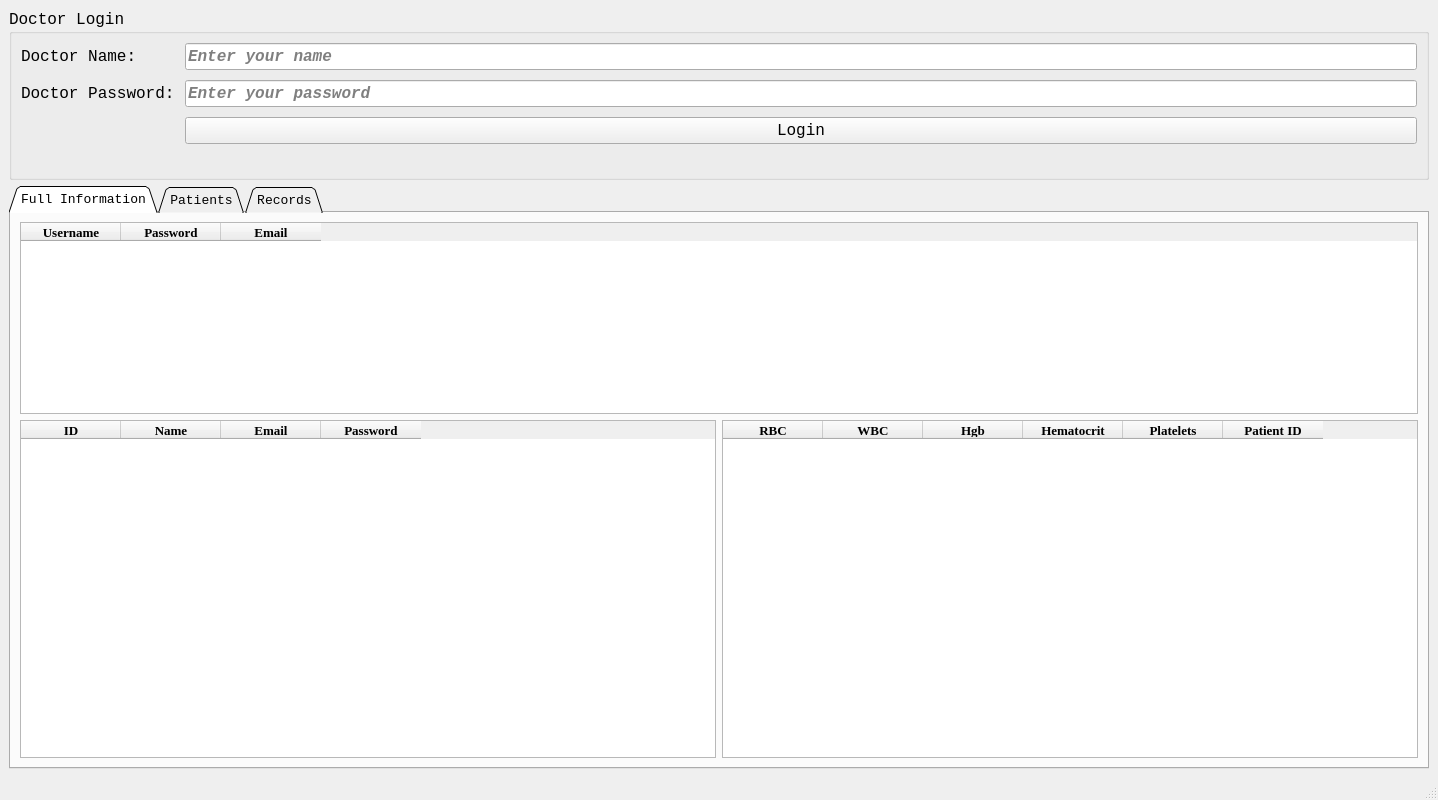
Qt form Doctor App/doctor_design.ui (mostafa20223/Network-Socket-Programming) before a commit.
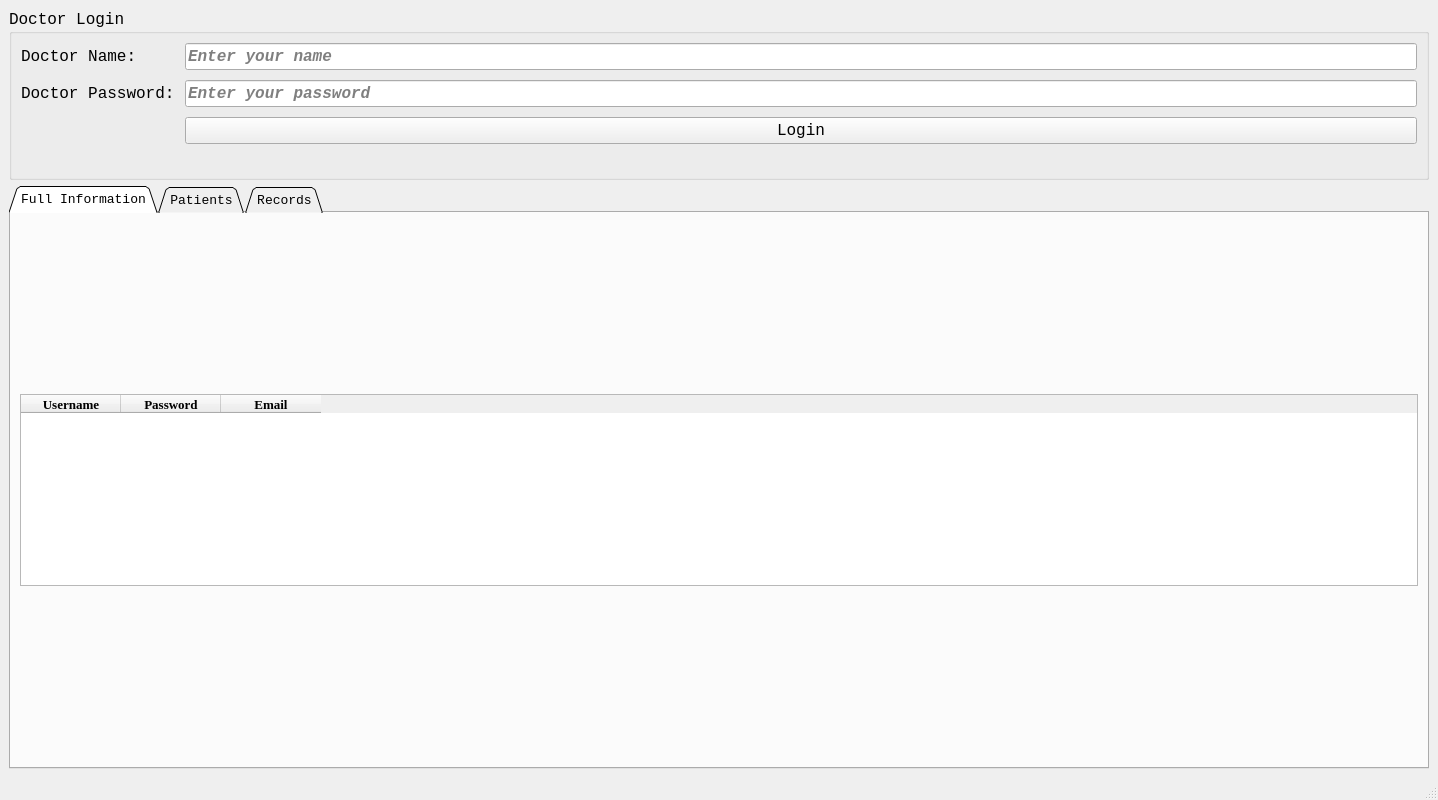
The same form after that commit.

Commit message: Doctor App

Patch:
```diff
--- a/Doctor App/doctor_design.ui
+++ b/Doctor App/doctor_design.ui
@@ -219,164 +219,6 @@
           </column>
          </widget>
         </item>
-        <item row="1" column="0">
-         <widget class="QTableWidget" name="patient_table">
-          <property name="font">
-           <font>
-            <family>Courier New</family>
-            <pointsize>10</pointsize>
-           </font>
-          </property>
-          <property name="midLineWidth">
-           <number>0</number>
-          </property>
-          <property name="sizeAdjustPolicy">
-           <enum>QAbstractScrollArea::AdjustIgnored</enum>
-          </property>
-          <property name="alternatingRowColors">
-           <bool>false</bool>
-          </property>
-          <column>
-           <property name="text">
-            <string>ID</string>
-           </property>
-           <property name="font">
-            <font>
-             <family>Times New Roman</family>
-             <weight>75</weight>
-             <bold>true</bold>
-            </font>
-           </property>
-          </column>
-          <column>
-           <property name="text">
-            <string>Name</string>
-           </property>
-           <property name="font">
-            <font>
-             <family>Times New Roman</family>
-             <weight>75</weight>
-             <bold>true</bold>
-            </font>
-           </property>
-          </column>
-          <column>
-           <property name="text">
-            <string>Email</string>
-           </property>
-           <property name="font">
-            <font>
-             <family>Times New Roman</family>
-             <weight>75</weight>
-             <bold>true</bold>
-            </font>
-           </property>
-          </column>
-          <column>
-           <property name="text">
-            <string>Password</string>
-           </property>
-           <property name="font">
-            <font>
-             <family>Times New Roman</family>
-             <weight>75</weight>
-             <bold>true</bold>
-            </font>
-           </property>
-          </column>
-         </widget>
-        </item>
-        <item row="1" column="1">
-         <widget class="QTableWidget" name="record_table">
-          <property name="font">
-           <font>
-            <family>Courier New</family>
-            <pointsize>10</pointsize>
-           </font>
-          </property>
-          <property name="midLineWidth">
-           <number>0</number>
-          </property>
-          <property name="sizeAdjustPolicy">
-           <enum>QAbstractScrollArea::AdjustIgnored</enum>
-          </property>
-          <property name="alternatingRowColors">
-           <bool>false</bool>
-          </property>
-          <column>
-           <property name="text">
-            <string>RBC</string>
-           </property>
-           <property name="font">
-            <font>
-             <family>Times New Roman</family>
-             <weight>75</weight>
-             <bold>true</bold>
-            </font>
-           </property>
-          </column>
-          <column>
-           <property name="text">
-            <string>WBC</string>
-           </property>
-           <property name="font">
-            <font>
-             <family>Times New Roman</family>
-             <weight>75</weight>
-             <bold>true</bold>
-            </font>
-           </property>
-          </column>
-          <column>
-           <property name="text">
-            <string>Hgb</string>
-           </property>
-           <property name="font">
-            <font>
-             <family>Times New Roman</family>
-             <weight>75</weight>
-             <bold>true</bold>
-            </font>
-           </property>
-          </column>
-          <column>
-           <property name="text">
-            <string>Hematocrit</string>
-           </property>
-           <property name="font">
-            <font>
-             <family>Times New Roman</family>
-             <weight>75</weight>
-             <bold>true</bold>
-            </font>
-           </property>
-          </column>
-          <column>
-           <property name="text">
-            <string>Platelets</string>
-           </property>
-           <property name="font">
-            <font>
-             <family>Times New Roman</family>
-             <weight>75</weight>
-             <bold>true</bold>
-            </font>
-           </property>
-          </column>
-          <column>
-           <property name="text">
-            <string>Patient ID</string>
-           </property>
-           <property name="font">
-            <font>
-             <family>Times New Roman</family>
-             <weight>75</weight>
-             <bold>true</bold>
-            </font>
-           </property>
-          </column>
-         </widget>
-        </item>
        </layout>
       </widget>
       <widget class="QWidget" name="Patients">
```
The commit also changes 3 other files.
